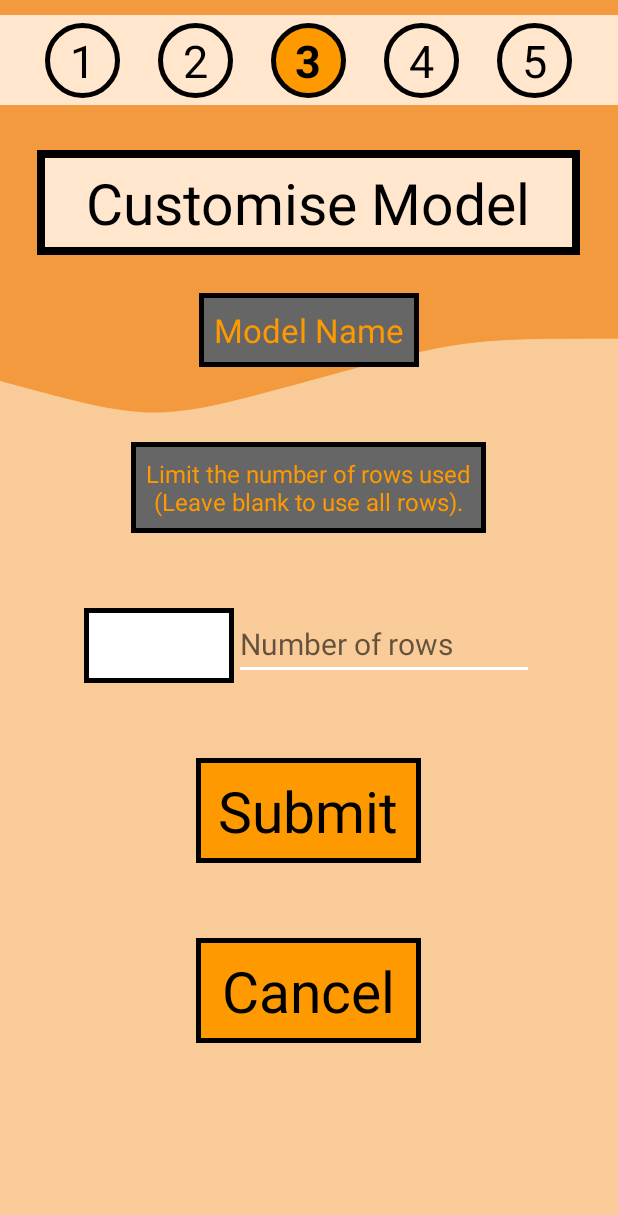
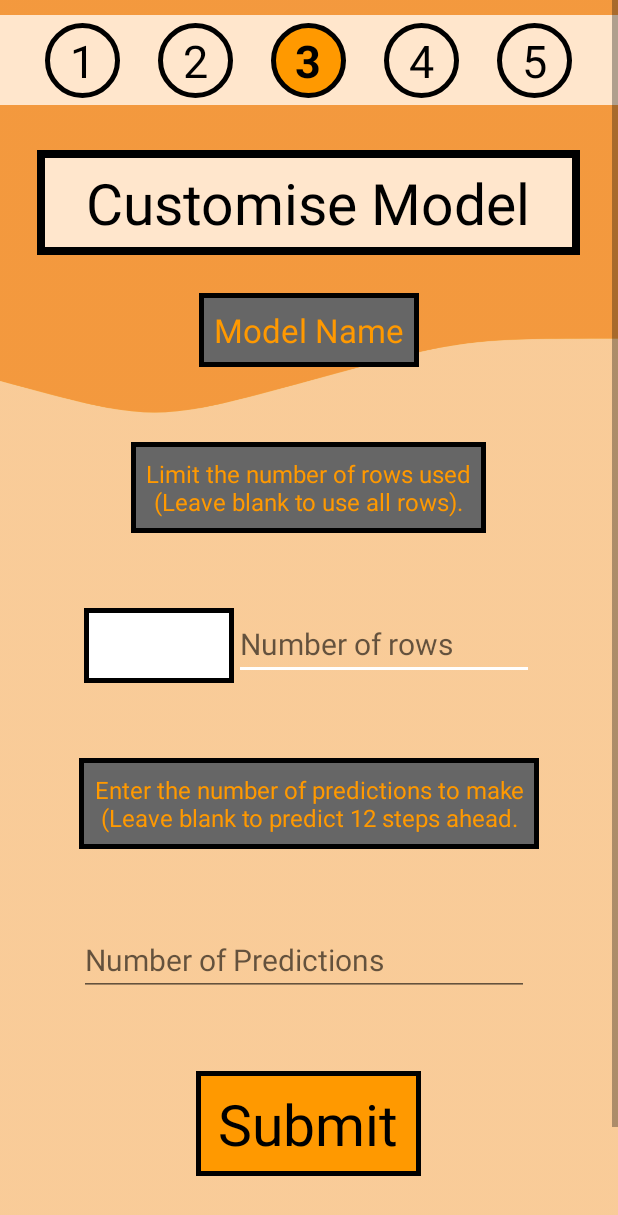
Before and after one commit to ThomasColl41/InstaGraph, an Android app: the CustomiseModelActivity screen opened directly, with no data from a screen before it, on a phone screen of 412 x 824 dp. Shown: the top 1215 px of the screen. Run offline under Robolectric (Android 15) with nearby library versions, the light colour scheme and no system bars; libraries missing offline, so code that uses them is left out: com.chaquo.python; 7 statements that could not run were skipped.

Commit message:
Updated CustomiseModelActivity.java: - Renamed the waitPopup object to errorPopup - Added the numPredictionsInput EditText - Added checks to the onClick method to ensure the user uses two or more rows and sets the seasonal period to two or more - Added a setParameters method to set the various custom parameters to the userParameters object - Added a determineTrend method to return the correct representation of the the text description of the trend for the model - Removed boolValues, boolArray and references to the hwesDampedTrendSpinner - Renamed model_choice to modelChoice Updated ParameterParcel.java: - Added the numPredictions parameter - Updated constructor, getters, setters, toString and parcelling methods Updated PredictActivity.java: - Differentiated between popups with a waitPopup and errorPopup rather than just a pop Popup object - Added passing of row limiting parameters to the read_model_data Python function call - Added a call to the model_rows Python function - Added a minimumPredictionRows method to return the minimum number of rows required for predicting - Added a check to ensure that the number of rows in the model (from model_rows) is not less than the minimum required for predicting (from minimumPredictionRows) Updated ResultActivity.java: - Added passing of the five additional parameters to the predict Python call Updated instagraph.py: - Added the row limiting parameters to read_model_data - Added logic to slice the main dataset based on user parameters and use it in model_data in read_model_data - Added a model_rows function to return the number of rows in the model_data dataset - Added the five additional parameters to the predict method - Added logic to determine whether the user specified a number of predictions to make - Added creation of model_lags just for AR and ARIMA as to not interfere with SES and HWES minimum row limits - Added setting of default parameters if custom parameters are blank - Added a step_back variable to slice the full_data dataset appropriately depending on the type of index Updated customise_model.xml: - Removed the damped trend spinner for HWES - Added elements for the number of predictions Added num_predictions_input_width to constants.xml. Updated strings.xml: - Removed damped_trend_spinner_prompt and hwes_damped_trend_text - Added not_enough_rows_to_predict, not_enough_rows, num_predictions_hint and num_predictions_text

```diff
--- a/app/src/main/res/layout/customise_model.xml
+++ b/app/src/main/res/layout/customise_model.xml
@@ -244,28 +244,12 @@
                     android:layout_alignTop="@id/hwes_trend"
                     android:prompt="@string/trend_spinner_prompt"/>
 
-                <!--Damped trend text-->
-                <TextView
-                    android:id="@+id/hwes_damped_trend"
-                    style="@style/Theme.InstaGraph.Column.Text"
-                    android:text="@string/hwes_damped_trend_text"
-                    android:layout_below="@id/hwes_trend"
-                    android:layout_marginTop="@dimen/parameter_gap"/>
-
-                <!--Damped trend spinner-->
-                <Spinner
-                    android:id="@+id/hwes_damped_trend_spinner"
-                    style="@style/Theme.InstaGraph.Column.Spinner"
-                    android:layout_toEndOf="@id/hwes_damped_trend"
-                    android:layout_alignTop="@id/hwes_damped_trend"
-                    android:prompt="@string/damped_trend_spinner_prompt"/>
-
                 <!--Seasonal text-->
                 <TextView
                     android:id="@+id/hwes_seasonal"
                     style="@style/Theme.InstaGraph.Column.Text"
                     android:text="@string/hwes_seasonal_text"
-                    android:layout_below="@id/hwes_damped_trend"
+                    android:layout_below="@id/hwes_trend"
                     android:layout_marginTop="@dimen/parameter_gap"/>
 
                 <!--Seasonal spinner-->
@@ -332,13 +316,43 @@
                     android:hint="@string/row_limit_input_hint"/>
             </RelativeLayout>
 
+            <!--Number of predictions-->
+            <RelativeLayout
+                android:id="@+id/num_predictions"
+                android:layout_width="wrap_content"
+                android:layout_height="wrap_content"
+                android:layout_below="@id/row_limit"
+                android:layout_centerHorizontal="true"
+                android:layout_marginTop="@dimen/parameter_gap">
+
+                <!--Number of predictions text-->
+                <TextView
+                    android:id="@+id/num_predictions_text"
+                    style="@style/Theme.InstaGraph.Column.Text"
+                    android:layout_centerHorizontal="true"
+                    android:layout_width="wrap_content"
+                    android:layout_marginEnd="@dimen/no_gap"
+                    android:text="@string/num_predictions_text"/>
+
+                <!--Number of predictions input-->
+                <EditText
+                    android:id="@+id/num_predictions_input"
+                    style="@style/Theme.InstaGraph.Input.Parameter"
+                    android:layout_width="@dimen/num_predictions_input_width"
+                    android:inputType="number"
+                    android:importantForAutofill="no"
+                    android:layout_below="@id/num_predictions_text"
+                    android:layout_marginTop="@dimen/parameter_gap"
+                    android:hint="@string/num_predictions_hint"/>
+            </RelativeLayout>
+
             <!--Submit button-->
             <Button
                 android:id="@+id/submit"
                 style="@style/Theme.InstaGraph.Button.Big"
                 android:text="@string/submit_button_text"
                 android:textSize="@dimen/submit_button_text"
-                android:layout_below="@id/row_limit"
+                android:layout_below="@id/num_predictions"
                 android:layout_marginTop="@dimen/parameter_gap"
                 android:contentDescription="@string/submit_button_text"/>
 
--- a/app/src/main/res/values/constants.xml
+++ b/app/src/main/res/values/constants.xml
@@ -76,4 +76,5 @@
     <dimen name="first_last_spinner_width">100dp</dimen>
     <dimen name="cancel_button_text">38sp</dimen>
     <dimen name="model_spinner_and_customise_button_gap">10dp</dimen>
+    <dimen name="num_predictions_input_width">300dp</dimen>
 </resources>
--- a/app/src/main/res/values/strings.xml
+++ b/app/src/main/res/values/strings.xml
@@ -45,7 +45,6 @@
     <string name="horizontal_bar_chart_col1">Labels</string>
     <string name="horizontal_bar_chart_col2">Data</string>
     <string name="trend_spinner_prompt">Trend</string>
-    <string name="damped_trend_spinner_prompt">Damped Trend</string>
     <string name="seasonal_spinner_prompt">Seasonal</string>
     <string name="preview_not_found">The preview plot could not be found. Please try again or use a different URL.</string>
     <string name="preview_unknown_error">An unknown error has occurred. Please ensure the URL is correct and try again.</string>
@@ -71,7 +70,6 @@
     <string name="arima_diff_order">Diff Order</string>
     <string name="arima_diff_order_hint">Order of Differencing</string>
     <string name="ses_no_customisation_text">No SES parameters are available to customise.</string>
-    <string name="hwes_damped_trend_text">Damped Trend</string>
     <string name="hwes_seasonal_text">Seasonal</string>
     <string name="hwes_seasonal_period_text">Seasonal Period</string>
     <string name="hwes_seasonal_period_input_hint">Period of Seasonality</string>
@@ -84,6 +82,10 @@
     <string name="custom_parameters_not_found">Your custom parameters could not be retrieved. Please try again.</string>
     <string name="custom_parameters_unknown_error">An unknown error occurred when retrieving custom parameters. Please try again.</string>
     <string name="url_blank">URL cannot be blank. Please enter a value for URL and try again.</string>
+    <string name="not_enough_rows_to_predict">There are not enough rows in the dataset to predict values. Please adjust the row limit or use a bigger dataset and try again.</string>
+    <string name="not_enough_rows">Not enough rows of been selected. Please use at least 2 rows.</string>
+    <string name="num_predictions_hint">Number of Predictions</string>
+    <string name="num_predictions_text">Enter the number of predictions to make\n(Leave blank to predict 12 steps ahead.</string>
     <string-array name="models">
         <item>AR</item>
         <item>ARIMA</item>
```
Also changed, not shown: app/src/main/java/ie/tudublin/instagraph/CustomiseModelActivity.java (+74 -61 lines), app/src/main/java/ie/tudublin/instagraph/ParameterParcel.java (+15 -0 lines), app/src/main/java/ie/tudublin/instagraph/PredictActivity.java (+70 -4 lines), app/src/main/java/ie/tudublin/instagraph/ResultActivity.java (+6 -1 lines), 1 other file.
